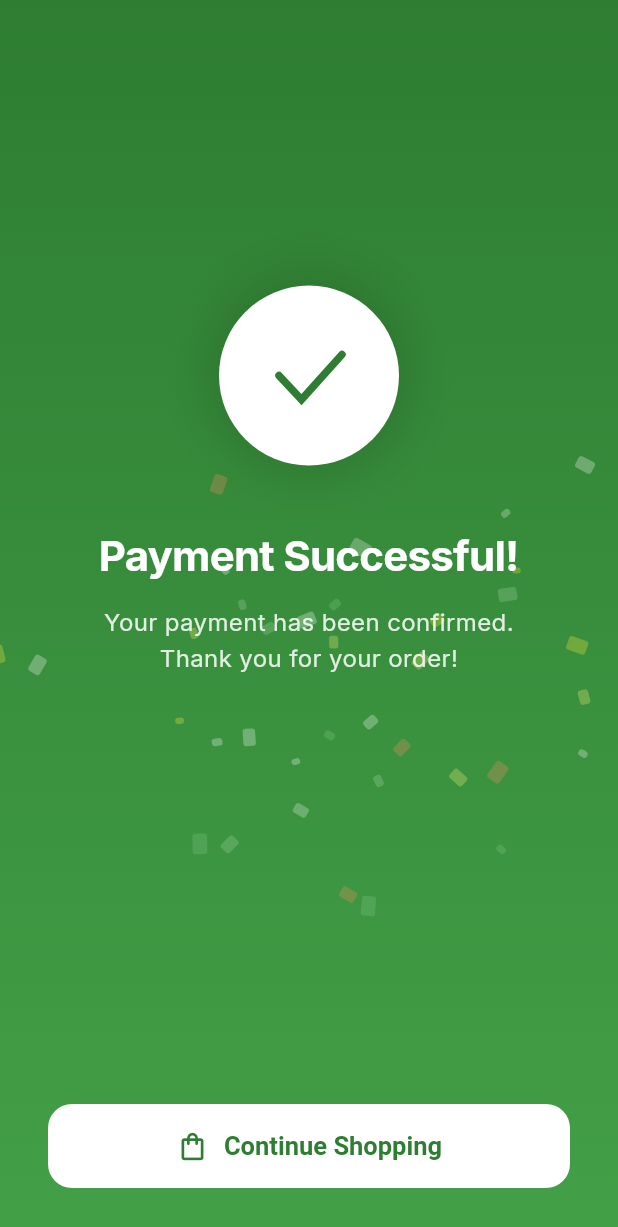
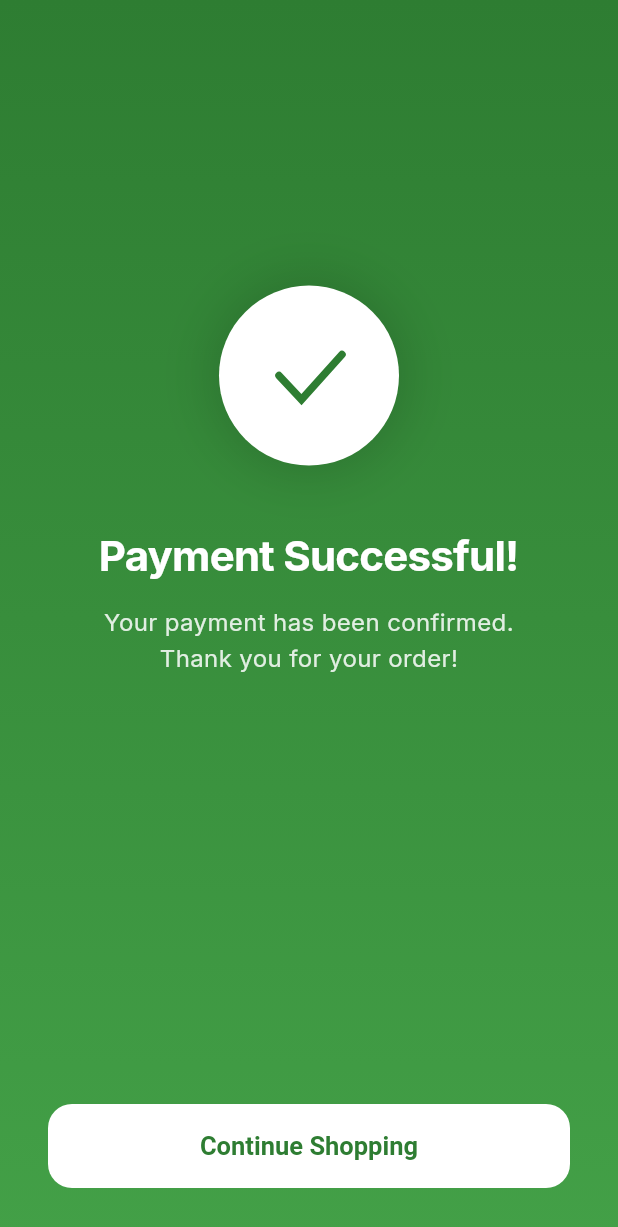
Before and after one commit to SousReach/M2Y4-E-Commerce-Project, a Flutter app: the _PaymentSuccessScreen screen opened directly, on a phone screen of 412 x 824 dp. Shown: the top 1227 px of the screen. Run offline on Flutter 3.47's test engine with Material 3 defaults, Android fonts, the phone set to English and light mode, and no system bars; our stand-ins replace cached_network_image, google_fonts, qr_flutter, shared_preferences; accounts and stored records are empty.

Commit message:
Rebuild payment screen

```diff
--- a/lib/screens/payment_screen.dart
+++ b/lib/screens/payment_screen.dart
@@ -1,5 +1,4 @@
 import 'dart:async';
-import 'dart:math';
 import 'package:flutter/material.dart';
 import 'package:qr_flutter/qr_flutter.dart';
 import '../config/theme.dart';
@@ -278,7 +277,6 @@ class _PaymentSuccessScreenState extends State<_PaymentSuccessScreen>
   late final AnimationController _circleController;
   late final AnimationController _checkController;
   late final AnimationController _contentController;
-  late final AnimationController _confettiController;
 
   late final Animation<double> _circleScale;
   late final Animation<double> _checkProgress;
@@ -326,12 +324,6 @@ class _PaymentSuccessScreenState extends State<_PaymentSuccessScreen>
           ),
         );
 
-    // 4 — Confetti particles
-    _confettiController = AnimationController(
-      vsync: this,
-      duration: const Duration(milliseconds: 2000),
-    );
-
     _startSequence();
   }
 
@@ -340,7 +332,6 @@ class _PaymentSuccessScreenState extends State<_PaymentSuccessScreen>
     _circleController.forward();
     await Future.delayed(const Duration(milliseconds: 400));
     _checkController.forward();
-    _confettiController.forward();
     await Future.delayed(const Duration(milliseconds: 400));
     _contentController.forward();
   }
@@ -350,7 +341,6 @@ class _PaymentSuccessScreenState extends State<_PaymentSuccessScreen>
     _circleController.dispose();
     _checkController.dispose();
     _contentController.dispose();
-    _confettiController.dispose();
     super.dispose();
   }
 
@@ -370,17 +360,6 @@ class _PaymentSuccessScreenState extends State<_PaymentSuccessScreen>
         child: SafeArea(
           child: Stack(
             children: [
-              // Confetti layer
-              AnimatedBuilder(
-                animation: _confettiController,
-                builder: (context, child) {
-                  return CustomPaint(
-                    size: MediaQuery.of(context).size,
-                    painter: _ConfettiPainter(_confettiController.value),
-                  );
-                },
-              ),
-
               // Main content
               Column(
                 children: [
@@ -478,16 +457,10 @@ class _PaymentSuccessScreenState extends State<_PaymentSuccessScreen>
                                   fontWeight: FontWeight.w600,
                                 ),
                               ),
-                              child: const Row(
-                                mainAxisAlignment: MainAxisAlignment.center,
-                                children: [
-                                  Icon(Icons.shopping_bag_outlined, size: 22),
-                                  SizedBox(width: 10),
-                                  Text('Continue Shopping'),
-                                ],
-                              ),
+                              child: const Text('Continue Shopping'),
                             ),
                           ),
+
                           const SizedBox(height: 32),
                         ],
                       ),
@@ -556,74 +529,3 @@ class _CheckPainter extends CustomPainter {
   @override
   bool shouldRepaint(_CheckPainter old) => old.progress != progress;
 }
-
-/// Draws falling confetti particles.
-class _ConfettiPainter extends CustomPainter {
-  final double progress;
-  final List<_Particle> _particles;
-
-  _ConfettiPainter(this.progress)
-    : _particles = List.generate(40, (i) => _Particle(i));
-
-  @override
-  void paint(Canvas canvas, Size size) {
-    if (progress <= 0) return;
-
-    for (final p in _particles) {
-      final paint = Paint()
-        ..color = p.color.withValues(alpha: (1 - progress) * 0.8);
-      final x =
-          p.startX * size.width +
-          sin(progress * p.speed) * p.wobble * size.width * 0.1;
-      final y = -20 + progress * size.height * (0.6 + p.startY * 0.6);
-      final rect = Rect.fromCenter(
-        center: Offset(x, y),
-        width: p.size,
-        height: p.size * 1.4,
-      );
-      canvas.save();
-      canvas.translate(rect.center.dx, rect.center.dy);
-      canvas.rotate(progress * p.rotation);
-      canvas.translate(-rect.center.dx, -rect.center.dy);
-      canvas.drawRRect(
-        RRect.fromRectAndRadius(rect, const Radius.circular(2)),
-        paint,
-      );
-      canvas.restore();
-    }
-  }
-
-  @override
-  bool shouldRepaint(_ConfettiPainter old) => old.progress != progress;
-}
-
-class _Particle {
-  late final double startX;
-  late final double startY;
-  late final double speed;
-  late final double wobble;
-  late final double rotation;
-  late final double size;
-  late final Color color;
-
-  static final _rand = Random(42);
-  static const _colors = [
-    Colors.white,
-    Color(0xFFFFF176),
-    Color(0xFF81C784),
-    Color(0xFFA5D6A7),
-    Color(0xFFE8F5E9),
-    Color(0xFFFFEB3B),
-    Color(0xFFFF8A65),
-  ];
-
-  _Particle(int i) {
-    startX = _rand.nextDouble();
-    startY = _rand.nextDouble();
-    speed = 2 + _rand.nextDouble() * 4;
-    wobble = 1 + _rand.nextDouble() * 3;
-    rotation = _rand.nextDouble() * 10;
-    size = 4 + _rand.nextDouble() * 6;
-    color = _colors[_rand.nextInt(_colors.length)];
-  }
-}
```
Also changed, not shown: 1 other file.
